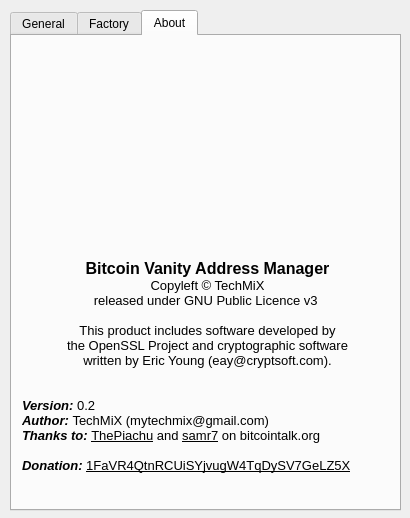
Qt form mainwindow.ui (TechMiX/BVAM) before a commit.
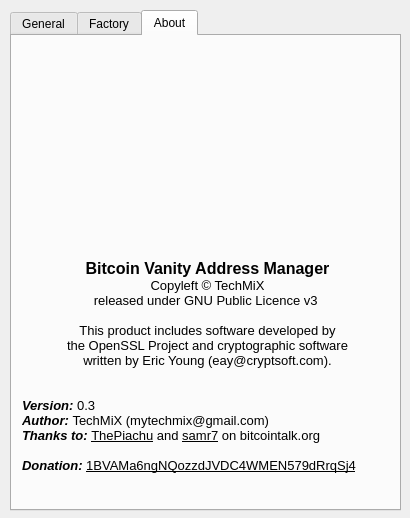
The same form after that commit. The open tabs and pages were chosen to show the change. Icons and pictures are not drawn.

Commit message: Used EVP instead of using AES funcions of OpenSSL for security and better performance + changed donation address!

```diff
--- a/mainwindow.ui
+++ b/mainwindow.ui
@@ -941,11 +941,11 @@
 &lt;p align=&quot;center&quot; style=&quot; margin-top:0px; margin-bottom:0px; margin-left:0px; margin-right:0px; -qt-block-indent:0; text-indent:0px;&quot;&gt;written by Eric Young (eay@cryptsoft.com).&lt;/p&gt;
 &lt;p style=&quot;-qt-paragraph-type:empty; margin-top:0px; margin-bottom:0px; margin-left:0px; margin-right:0px; -qt-block-indent:0; text-indent:0px;&quot;&gt;&lt;/p&gt;
 &lt;p style=&quot;-qt-paragraph-type:empty; margin-top:0px; margin-bottom:0px; margin-left:0px; margin-right:0px; -qt-block-indent:0; text-indent:0px;&quot;&gt;&lt;/p&gt;
-&lt;p style=&quot; margin-top:0px; margin-bottom:0px; margin-left:0px; margin-right:0px; -qt-block-indent:0; text-indent:0px;&quot;&gt;&lt;span style=&quot; font-weight:600; font-style:italic;&quot;&gt;Version: &lt;/span&gt;0.2&lt;/p&gt;
+&lt;p style=&quot; margin-top:0px; margin-bottom:0px; margin-left:0px; margin-right:0px; -qt-block-indent:0; text-indent:0px;&quot;&gt;&lt;span style=&quot; font-weight:600; font-style:italic;&quot;&gt;Version: &lt;/span&gt;0.3&lt;/p&gt;
 &lt;p style=&quot; margin-top:0px; margin-bottom:0px; margin-left:0px; margin-right:0px; -qt-block-indent:0; text-indent:0px;&quot;&gt;&lt;span style=&quot; font-weight:600; font-style:italic;&quot;&gt;Author:&lt;/span&gt;&lt;span style=&quot; font-style:italic;&quot;&gt; &lt;/span&gt;TechMiX (mytechmix@gmail.com)&lt;/p&gt;
 &lt;p style=&quot; margin-top:0px; margin-bottom:0px; margin-left:0px; margin-right:0px; -qt-block-indent:0; text-indent:0px;&quot;&gt;&lt;span style=&quot; font-weight:600; font-style:italic;&quot;&gt;Thanks to: &lt;/span&gt;&lt;a href=&quot;https://bitcointalk.org/index.php?action=profile;u=34743&quot;&gt;&lt;span style=&quot; text-decoration: underline; color:#000000;&quot;&gt;ThePiachu&lt;/span&gt;&lt;/a&gt; and &lt;a href=&quot;https://bitcointalk.org/index.php?action=profile;u=20336&quot;&gt;&lt;span style=&quot; text-decoration: underline; color:#000000;&quot;&gt;samr7&lt;/span&gt;&lt;/a&gt; on bitcointalk.org&lt;/p&gt;
 &lt;p style=&quot;-qt-paragraph-type:empty; margin-top:0px; margin-bottom:0px; margin-left:0px; margin-right:0px; -qt-block-indent:0; text-indent:0px;&quot;&gt;&lt;/p&gt;
-&lt;p style=&quot; margin-top:0px; margin-bottom:0px; margin-left:0px; margin-right:0px; -qt-block-indent:0; text-indent:0px;&quot;&gt;&lt;span style=&quot; font-weight:600; font-style:italic;&quot;&gt;Donation: &lt;/span&gt;&lt;a href=&quot;bitcoin:1FaVR4QtnRCUiSYjvugW4TqDySV7GeLZ5X&quot;&gt;&lt;span style=&quot; text-decoration: underline; color:#000000;&quot;&gt;1FaVR4QtnRCUiSYjvugW4TqDySV7GeLZ5X&lt;/span&gt;&lt;/a&gt;&lt;/p&gt;&lt;/body&gt;&lt;/html&gt;</string>
+&lt;p style=&quot; margin-top:0px; margin-bottom:0px; margin-left:0px; margin-right:0px; -qt-block-indent:0; text-indent:0px;&quot;&gt;&lt;span style=&quot; font-weight:600; font-style:italic;&quot;&gt;Donation: &lt;/span&gt;&lt;a href=&quot;bitcoin:1FaVR4QtnRCUiSYjvugW4TqDySV7GeLZ5X&quot;&gt;&lt;span style=&quot; text-decoration: underline; color:#000000;&quot;&gt;1BVAMa6ngNQozzdJVDC4WMEN579dRrqSj4&lt;/span&gt;&lt;/a&gt;&lt;/p&gt;&lt;/body&gt;&lt;/html&gt;</string>
       </property>
       <property name="openExternalLinks">
        <bool>true</bool>
```
Left out of the diff: 2 changed lines with no effect on the pictures. The commit also changes 2 other files.
